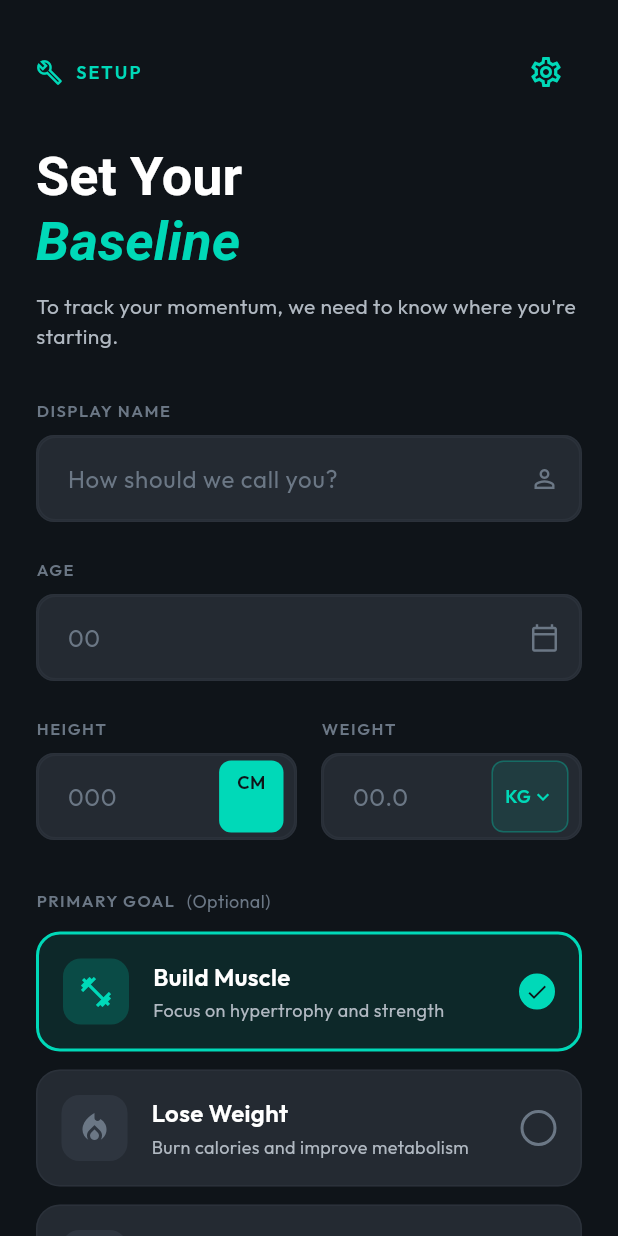
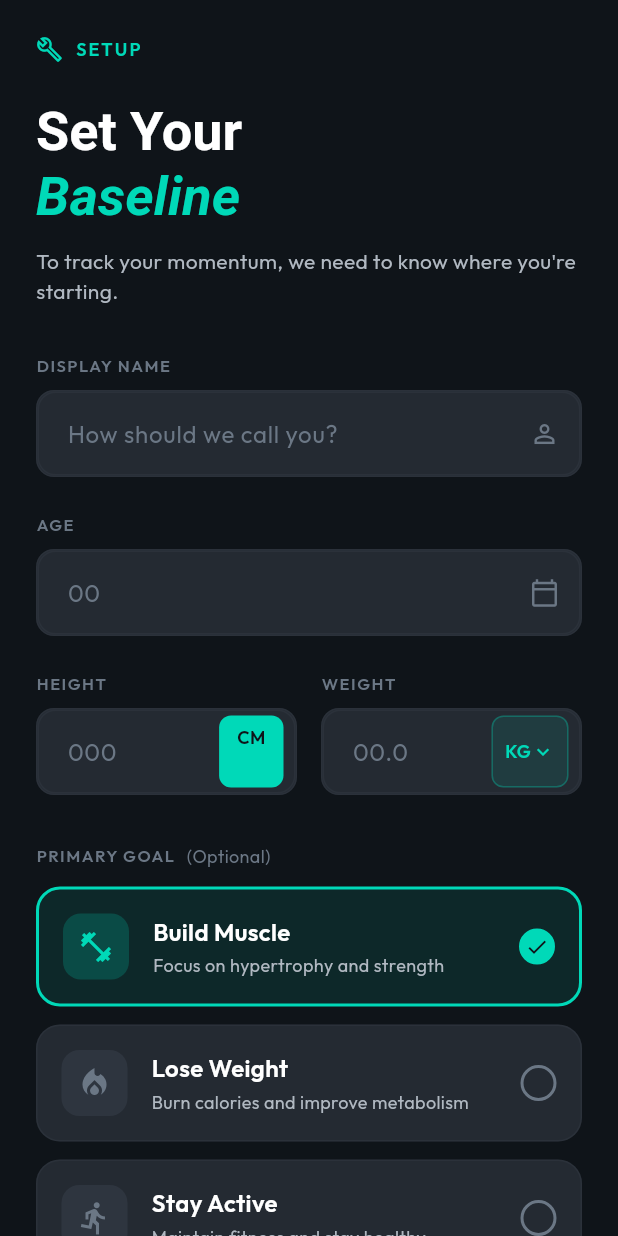
Before and after one commit to abisinraj/momentum, a Flutter app: the screen it shows after launch, after a tap on "Build Muscle", on a phone screen of 412 x 824 dp. Run offline on Flutter 3.47's test engine with Material 3 defaults, Android fonts, the phone set to English and light mode, and no system bars; drawn by our look-alikes of dynamic_color; our stand-ins replace drift, flutter_riverpod, go_router, google_fonts, riverpod_annotation, shared_preferences; accounts and stored records are empty; generated files the repository leaves out were written again; network calls fail.

Commit message:
feat: Persist selected split days during setup, update setup completion check to require created workouts, and remove settings icon from setup header.

```diff
--- a/lib/core/database/app_database.dart
+++ b/lib/core/database/app_database.dart
@@ -99,7 +99,11 @@ class AppDatabase extends _$AppDatabase {
   /// Check if setup is complete
   Future<bool> isSetupComplete() async {
     final user = await getUser();
-    return user != null && user.splitDays != null;
+    if (user == null || user.splitDays == null) return false;
+
+    // Also check if they have created at least one workout
+    final workouts = await getAllWorkouts();
+    return workouts.isNotEmpty;
   }
 
   // ===== Exercises Operations =====
--- a/lib/features/setup/presentation/setup_screen.dart
+++ b/lib/features/setup/presentation/setup_screen.dart
@@ -107,9 +107,6 @@ class _SetupScreenState extends ConsumerState<SetupScreen> {
             children: [
               // Header with wrench icon
               Row(
-                mainAxisAlignment: MainAxisAlignment.spaceBetween,
-                children: [
-                  Row(
                 children: [
                   Icon(
                     Icons.build_outlined,
@@ -125,14 +122,6 @@ class _SetupScreenState extends ConsumerState<SetupScreen> {
                       color: AppTheme.tealPrimary,
                       letterSpacing: 1.5,
                     ),
-                      ),
-                    ],
-                  ),
-                  IconButton(
-                    icon: const Icon(Icons.settings_outlined),
-                    color: AppTheme.tealPrimary,
-                    onPressed: () => context.push('/settings'),
-                    tooltip: 'API Settings',
                   ),
                 ],
               ),
```
Also changed, not shown: lib/core/providers/user_providers.dart (+16 -0 lines), lib/features/setup/presentation/split_setup_screen.dart (+8 -3 lines). Lines whose indentation alone changed are shown as unchanged.
